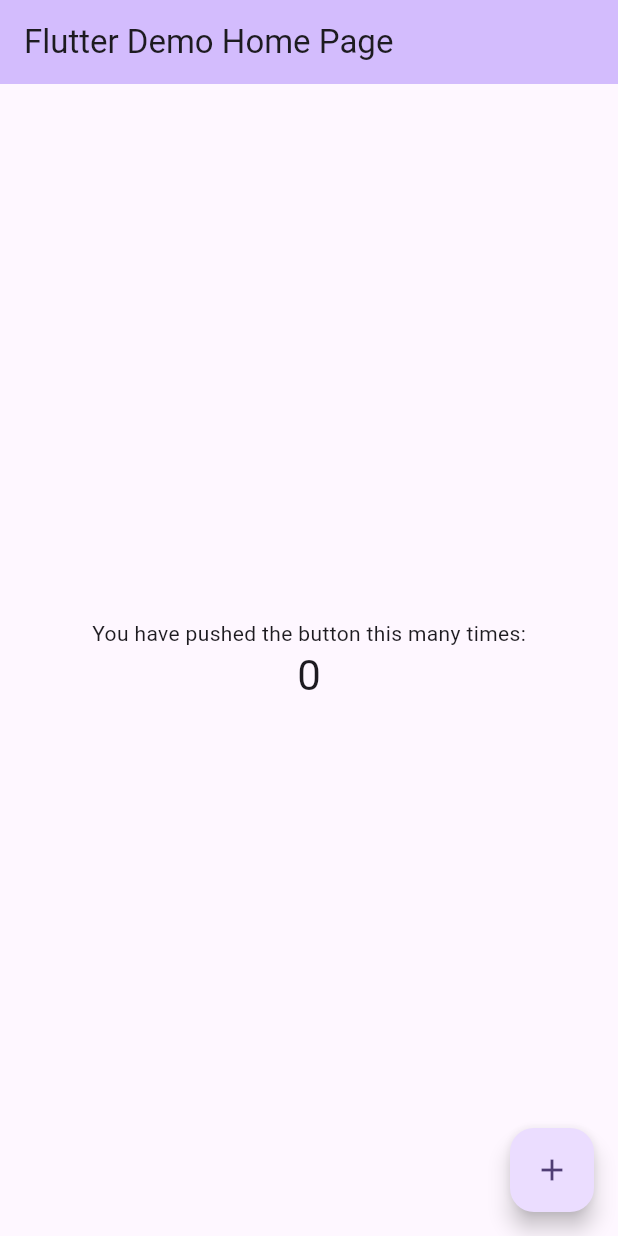
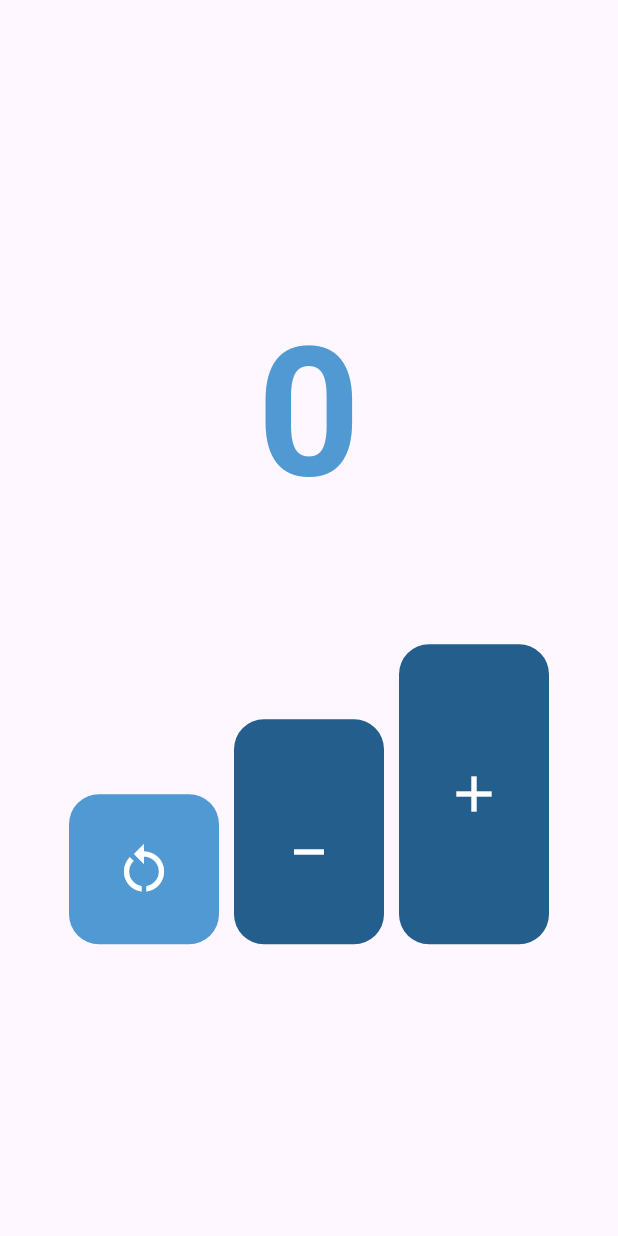
Before and after one commit to ShawanaAslam/GetxCounterApp, a Flutter app: the screen it shows after launch, on a phone screen of 412 x 824 dp. Run offline on Flutter 3.47's test engine with Material 3 defaults, Android fonts, the phone set to English and light mode, and no system bars; our stand-ins replace google_fonts.

Commit message:
code upload

```diff
--- a/lib/main.dart
+++ b/lib/main.dart
@@ -1,4 +1,5 @@
 import 'package:flutter/material.dart';
+import 'package:getxcounterapp/src/view/HomeView/home_view.dart';
 
 void main() {
   runApp(const MyApp());
@@ -11,6 +12,7 @@
   @override
   Widget build(BuildContext context) {
     return MaterialApp(
+      debugShowCheckedModeBanner: false,
       title: 'Flutter Demo',
       theme: ThemeData(
         // This is the theme of your application.
@@ -31,7 +33,8 @@
         colorScheme: ColorScheme.fromSeed(seedColor: Colors.deepPurple),
         useMaterial3: true,
       ),
-      home: const MyHomePage(title: 'Flutter Demo Home Page'),
+      home:HomeView()
+      //const MyHomePage(title: 'Flutter Demo Home Page'),
     );
   }
 }
--- /dev/null
+++ b/lib/src/common_widgets/inkwell_ConWidget.dart
@@ -0,0 +1,28 @@
+import 'package:flutter/material.dart';
+
+class InkwellConwidget extends StatelessWidget {
+  double hgt;
+  double wdt;
+  Color clr;
+  IconData icn;
+  VoidCallback ontap;
+   InkwellConwidget({
+     super.key,required this.hgt,required this.wdt,
+   required this.clr,required this.ontap,required this.icn});
+
+  @override
+  Widget build(BuildContext context) {
+    return  InkWell(
+      onTap: ontap ,
+      child: Container(
+        height: hgt,
+        width: wdt,
+        decoration: BoxDecoration(
+            borderRadius: BorderRadius.circular(20),
+            color:clr
+        ),
+        child: Icon(icn,color: Colors.white,size: 40,),
+      ),
+    );
+  }
+}
--- /dev/null
+++ b/lib/src/view/HomeView/home_view.dart
@@ -0,0 +1,86 @@
+import 'package:flutter/material.dart';
+import 'package:getxcounterapp/src/common_widgets/inkwell_ConWidget.dart';
+import 'package:google_fonts/google_fonts.dart';
+
+class HomeView extends StatefulWidget {
+  const HomeView({super.key});
+
+  @override
+  State<HomeView> createState() => _HomeViewState();
+}
+
+class _HomeViewState extends State<HomeView> {
+  int count=0;
+  @override
+  Widget build(BuildContext context) {
+    return Scaffold(
+      //   appBar:AppBar(
+      //     backgroundColor:Color(0xff5099D3) ,
+      //    title:
+      //    Text("Counter App",style:GoogleFonts.roboto(color:Colors.white ,
+      //         fontSize: 25,fontWeight: FontWeight.w800
+      //    ),
+      //    ),
+      // centerTitle: true),
+      body: Center(
+        child: SingleChildScrollView(
+          child: Column(
+            //mainAxisAlignment: MainAxisAlignment.center,
+            //crossAxisAlignment: CrossAxisAlignment.center,
+            children: [
+              SizedBox(height: 95,),
+              Text("$count",style:GoogleFonts.roboto(color:Color(0xff5099D3) ,
+              fontSize: 120,fontWeight: FontWeight.w700),),
+              SizedBox(height: 68,),
+          Row(
+            mainAxisAlignment: MainAxisAlignment.center,
+            crossAxisAlignment: CrossAxisAlignment.center,
+            children: [
+             // SizedBox(width: 50,),
+              InkwellConwidget(
+          ontap: (){
+
+            count = 0;
+            setState(() {
+
+            });
+          },
+          hgt: 100, wdt: 100, clr: Color(0xff5099D3),
+              icn: Icons.restart_alt,),
+              SizedBox(width: 10,),
+              Padding(
+                padding: const EdgeInsets.only(bottom:50),
+                child: InkwellConwidget(
+            ontap: (){
+              if(count>0){
+                count--;
+              }
+              setState(() {
+              });
+            },
+            hgt: 150, wdt: 100, clr: Color(0xff235E8D),
+                icn: Icons.minimize,),
+              ),
+              SizedBox(width: 10,),
+              Padding(
+                padding: const EdgeInsets.only(bottom: 100),
+                child: InkwellConwidget(
+            ontap: (){
+
+                count++;
+
+              setState(() {
+              });
+            },
+            hgt: 200, wdt: 100, clr: Color(0xff235E8D),
+                icn: Icons.add,),
+              ),
+            ],
+          )
+            ],
+          ),
+        ),
+      ),
+    );
+  }
+}
--- a/pubspec.yaml
+++ b/pubspec.yaml
@@ -35,6 +35,7 @@ dependencies:
   # The following adds the Cupertino Icons font to your application.
   # Use with the CupertinoIcons class for iOS style icons.
   cupertino_icons: ^1.0.6
+  google_fonts: ^6.2.1
 
 dev_dependencies:
   flutter_test:
```
Also changed, not shown: lib/src/view/HomeView/home_viewController.dart (added), pubspec.lock, 1 other file.
